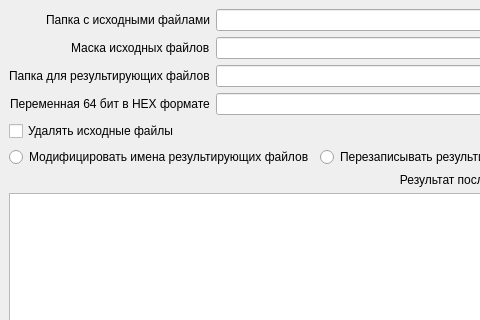
Above: mainwindow.ui from 2romanio005/FileModification before the change; both pictures show x 0 to 480 and y 0 to 320 of the 976 by 567 pixel window. Below: the same form after it.
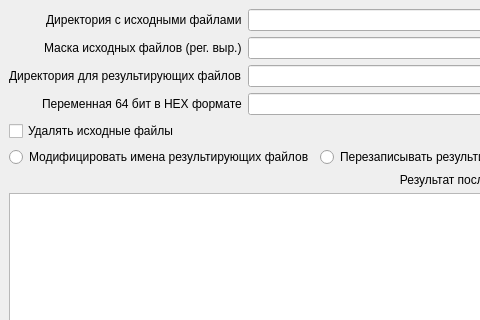
That is the form after the change.

Commit message: Changed to use winApi for reading/writing files (now with individual use). Some refactor

```diff
--- a/mainwindow.ui
+++ b/mainwindow.ui
@@ -29,7 +29,7 @@
          </sizepolicy>
         </property>
         <property name="text">
-         <string>Папка с исходными файлами</string>
+         <string>Директория с исходными файлами</string>
         </property>
         <property name="alignment">
          <set>Qt::AlignLeading|Qt::AlignLeft|Qt::AlignVCenter</set>
@@ -53,14 +53,14 @@
       <item row="1" column="0">
        <widget class="QLabel" name="label_file_mask">
         <property name="text">
-         <string>Маска исходных файлов</string>
+         <string>Маска исходных файлов (рег. выр.)</string>
         </property>
        </widget>
       </item>
       <item row="2" column="0">
        <widget class="QLabel" name="label_output_path">
         <property name="text">
-         <string>Папка для результирующих файлов</string>
+         <string>Директория для результирующих файлов</string>
         </property>
        </widget>
       </item>
```
The commit also changes 2 other files.
